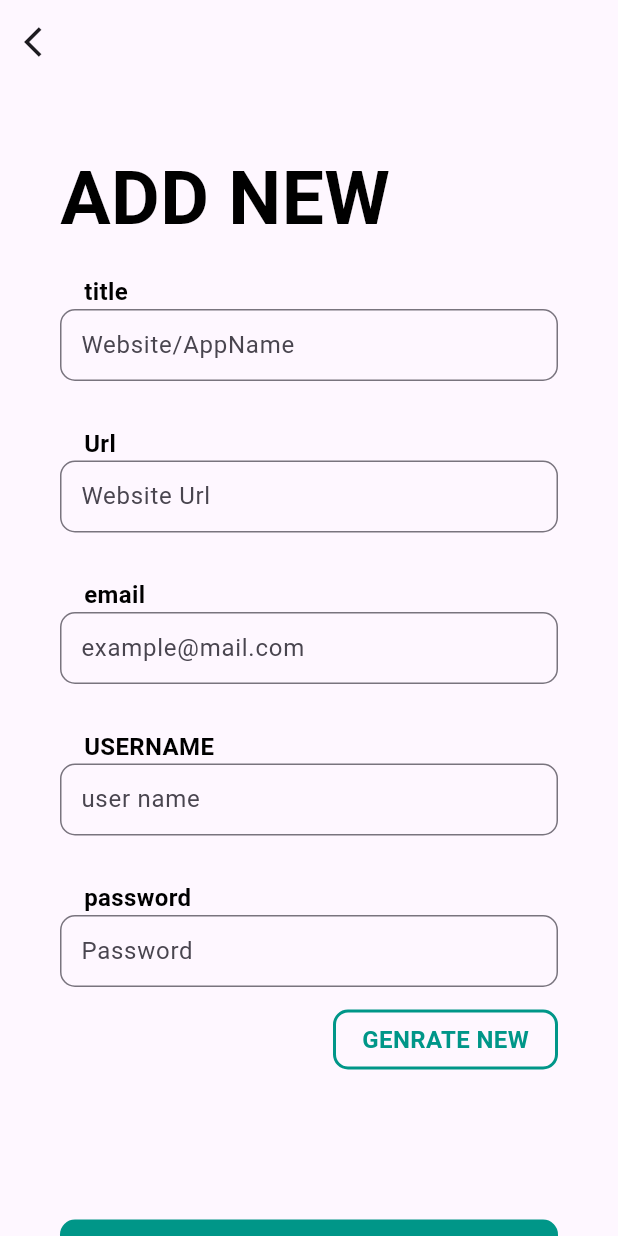
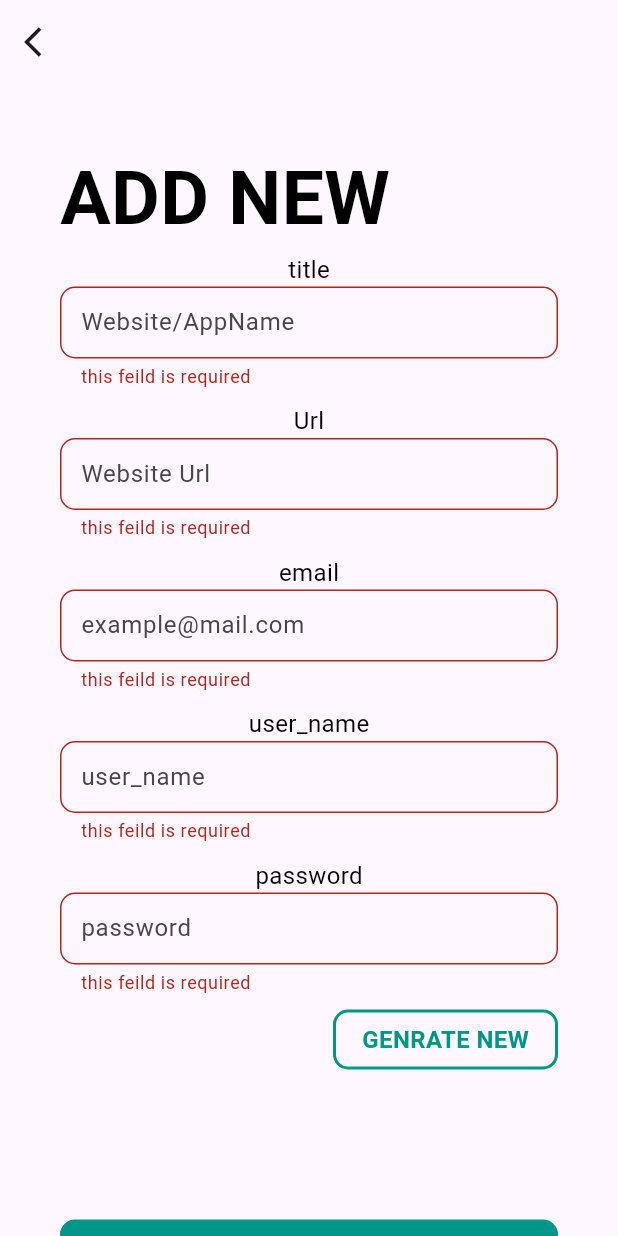
Before and after one commit to sayedyounis00/S2-Password, a Flutter app: the AddPasswordScreen screen opened by its route, after a tap on "ADD PASSWORD", on a phone screen of 412 x 824 dp. Run offline on Flutter 3.47's test engine with Material 3 defaults, Android fonts, the phone set to English and light mode, and no system bars; our stand-ins replace bloc, circle_nav_bar, flutter_bloc, hive, hive_flutter; accounts and stored records are empty.

Commit message:
add password validation

```diff
--- a/lib/presentation/Views/add_password_screen.dart
+++ b/lib/presentation/Views/add_password_screen.dart
@@ -4,10 +4,9 @@ import 'package:flutter/material.dart';
 import 'package:flutter_bloc/flutter_bloc.dart';
 import 'package:password_saver/constants.dart';
 import 'package:password_saver/cubit/cubit/add_password_cubit.dart';
-import 'package:password_saver/data/models/password_model.dart';
 import 'package:password_saver/widgets/custom_text.dart';
-import 'package:password_saver/widgets/custom_add_data_feild.dart';
 import 'package:password_saver/widgets/custom_button.dart';
+import 'package:password_saver/widgets/custom_text_feild.dart';
 
 class AddPasswordScreen extends StatefulWidget {
   const AddPasswordScreen({super.key});
@@ -19,7 +18,7 @@ class AddPasswordScreen extends StatefulWidget {
 
 class _AddPasswordScreenState extends State<AddPasswordScreen> {
   String? title, pass, email, url, userName;
-
+ final _formKey = GlobalKey<FormState>();
   @override
   void initState() {
     super.initState();
@@ -59,41 +58,83 @@ class _AddPasswordScreenState extends State<AddPasswordScreen> {
                       ),
                     ],
                   ),
-                  CustomAddDataFeild(
-                    text: 'title',
-                    feildText: 'Website/AppName',
+                  Form(
+                    key: _formKey,
+                    child: Column(
+                      children: [
+                        const CustomText(text: 'title'),
+                        CustomTextFeild(
+                          hintText: 'Website/AppName',
                           onChange: (val) {
                             title = val;
                             log(title!);
                           },
                         ),
-                  CustomAddDataFeild(
-                    text: 'Url',
-                    feildText: 'Website Url',
+                        // CustomAddDataFeild(
+                        //   text: 'Url',
+                        //   feildText: 'Website Url',
+                        //   onChange: (val) {
+                        //     url = val;
+                        //   },
+                        // ),
+                        const CustomText(text: 'Url'),
+                        CustomTextFeild(
+                          hintText: 'Website Url',
                           onChange: (val) {
-                      url = val;
+                            title = val;
+                            log(title!);
                           },
                         ),
-                  CustomAddDataFeild(
-                    text: 'email',
-                    feildText: 'example@mail.com',
+
+                        // CustomAddDataFeild(
+                        //   text: 'email',
+                        //   feildText: 'example@mail.com',
+                        //   onChange: (val) {
+                        //     email = val;
+                        //   },
+                        // ),
+                        const CustomText(text: 'email'),
+                        CustomTextFeild(
+                          hintText: 'example@mail.com',
                           onChange: (val) {
                             email = val;
+                            log(email!);
                           },
                         ),
-                  CustomAddDataFeild(
-                    text: 'USERNAME',
-                    feildText: 'user name',
+
+                        // CustomAddDataFeild(
+                        //   text: 'USERNAME',
+                        //   feildText: 'user name',
+                        //   onChange: (val) {
+                        //     userName = val;
+                        //   },
+                        // ),
+                        const CustomText(text: 'user_name'),
+                        CustomTextFeild(
+                          hintText: 'user_name',
                           onChange: (val) {
                             userName = val;
+                            log(userName!);
                           },
                         ),
-                  CustomAddDataFeild(
-                    text: 'password',
-                    feildText: 'Password',
+
+                        // CustomAddDataFeild(
+                        //   text: 'password',
+                        //   feildText: 'Password',
+                        //   onChange: (val) {
+                        //     pass = val;
+                        //   },
+                        // ),
+                        const CustomText(text: 'password'),
+                        CustomTextFeild(
+                          hintText: 'password',
                           onChange: (val) {
                             pass = val;
+                            log(title!);
                           },
+                        ),
+                      ],
+                    ),
                   ),
                   Row(
                     mainAxisAlignment: MainAxisAlignment.end,
@@ -121,16 +162,14 @@ class _AddPasswordScreenState extends State<AddPasswordScreen> {
                   CustomButton(
                     text: 'ADD PASSWORD',
                     onTaP: () {
-                      PasswordModel passwordModel = PasswordModel(
-                        title: title!,
-                        password: pass!,
-                        email: email!,
-                        userName: userName!,
-                        url: url,
-                      );
-                      BlocProvider.of<AddPasswordCubit>(context);
-                      log(passwordModel.title);
-                      log(passwordModel.password);
+                      setState(() {
+
+                      });
+                      if (_formKey.currentState!.validate()) {
+                        return 'this feild is required';
+                      } else {
+                        return null;
+                      }
                     },
                   ),
                 ],
--- a/lib/widgets/custom_add_data_feild.dart
+++ b/lib/widgets/custom_add_data_feild.dart
@@ -31,6 +31,7 @@ class CustomAddDataFeild extends StatelessWidget{
           CustomTextFeild(
             hintText: feildText,
             onChange: onChange,
+            // validator:  ,
           ),
         ],
       ),
--- a/lib/widgets/custom_text_feild.dart
+++ b/lib/widgets/custom_text_feild.dart
@@ -5,7 +5,8 @@ class CustomTextFeild extends StatelessWidget {
     super.key,
     required this.hintText,
     this.topPadding,
-    this.prefixIcon, this.onChange,
+    this.prefixIcon,
+    this.onChange,
   });
   final String hintText;
   final double? topPadding;
@@ -15,8 +16,16 @@ class CustomTextFeild extends StatelessWidget {
   @override
   Widget build(BuildContext context) {
     return Padding(
-      padding: EdgeInsets.only(top: topPadding ?? 0),
-      child: TextField(
+      padding: EdgeInsets.only(top: topPadding ?? 0,bottom: 10
+      ),
+      child: TextFormField(
+        validator:(value) {
+          if (value == null || value.isEmpty) {
+            return 'this feild is required';
+          } else {
+            return null;
+          }
+        },
         onChanged: onChange,
         decoration: InputDecoration(
           contentPadding: const EdgeInsets.all(10),
```
Lines whose indentation alone changed are shown as unchanged.
